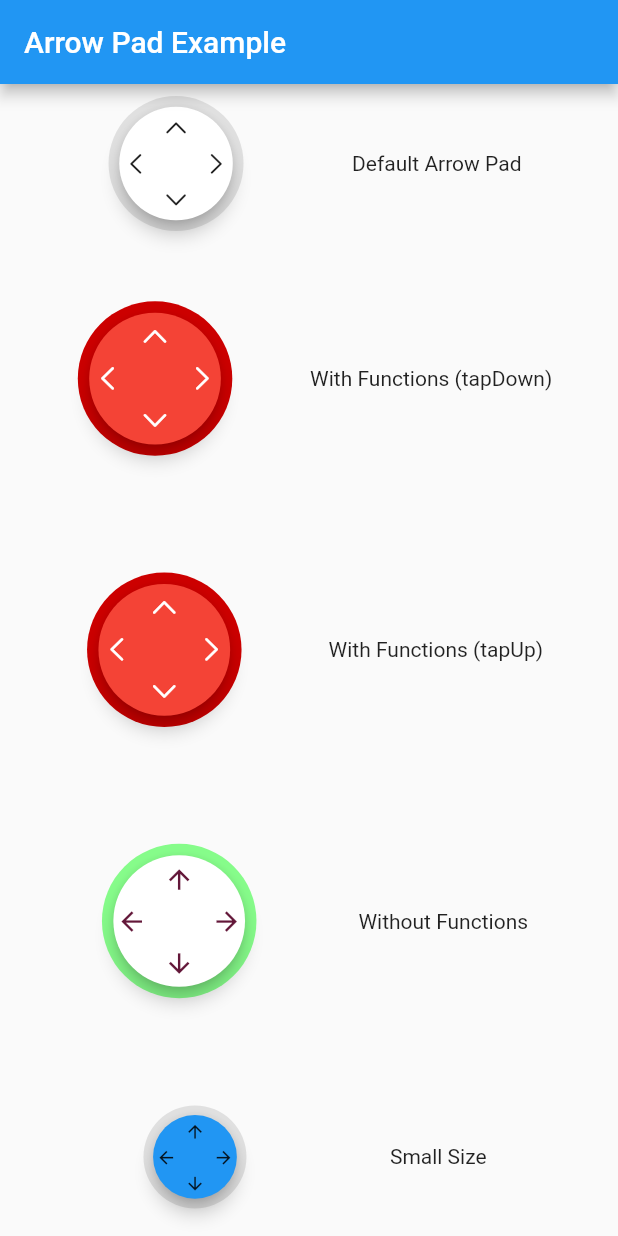
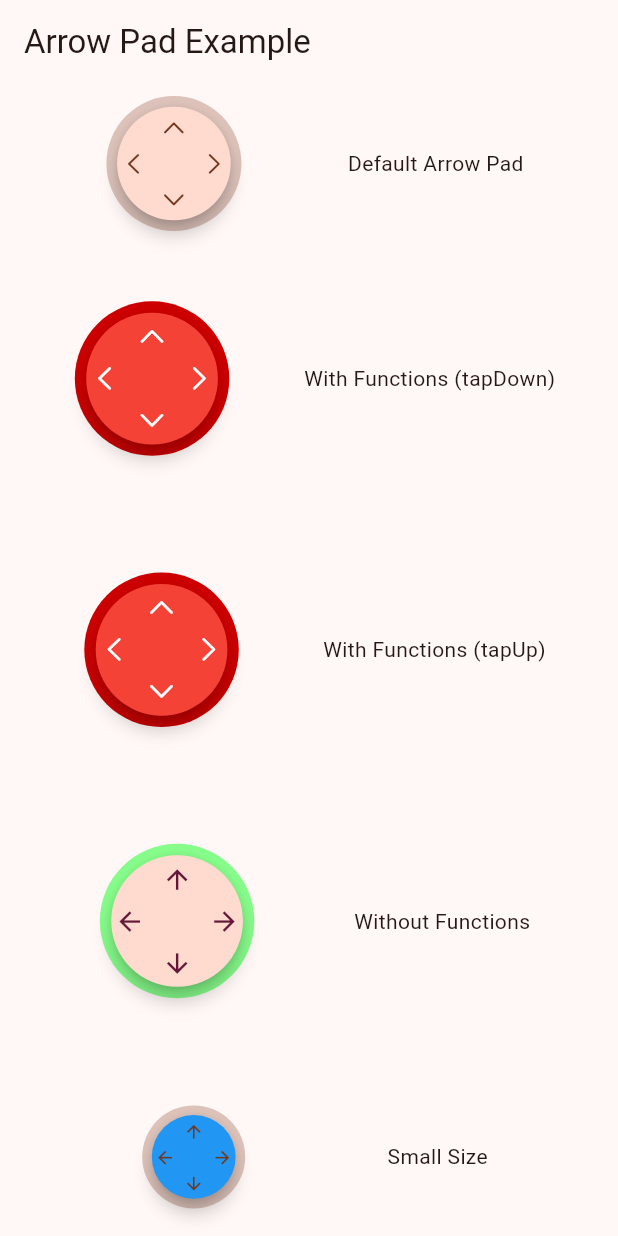
Before and after one commit to immadisairaj/arrow_pad, a Flutter app: the screen it shows after launch, on a phone screen of 412 x 824 dp. Run offline on Flutter 3.47's test engine with Material 2 defaults, Android fonts, the phone set to English and light mode, and no system bars.

Commit message:
upgrade to dart 3 and material color changes
this commit updates the dart version to 3.0. Patterns are used where
needed. Changes default colors to automatically use the color schemes
using Theme.of(context).

```diff
--- a/example/lib/main.dart
+++ b/example/lib/main.dart
@@ -14,7 +14,8 @@ class MyApp extends StatelessWidget {
     return MaterialApp(
       title: 'Arrow Pad Example',
       theme: ThemeData(
-        primarySwatch: Colors.blue,
+        useMaterial3: true,
+        colorSchemeSeed: Colors.brown,
       ),
       home: const ArrowPadExample(),
     );
@@ -25,7 +26,7 @@ class ArrowPadExample extends StatefulWidget {
   const ArrowPadExample({Key? key}) : super(key: key);
 
   @override
-  _ArrowPadExampleState createState() => _ArrowPadExampleState();
+  State<ArrowPadExample> createState() => _ArrowPadExampleState();
 }
 
 class _ArrowPadExampleState extends State<ArrowPadExample> {
@@ -47,9 +48,9 @@ class _ArrowPadExampleState extends State<ArrowPadExample> {
             mainAxisAlignment: MainAxisAlignment.center,
             crossAxisAlignment: CrossAxisAlignment.center,
             children: [
-              Row(
+              const Row(
                 mainAxisAlignment: MainAxisAlignment.spaceEvenly,
-                children: const [
+                children: [
                   ArrowPad(),
                   Text('Default Arrow Pad'),
                 ],
--- a/example/pubspec.yaml
+++ b/example/pubspec.yaml
@@ -18,7 +18,7 @@ publish_to: 'none' # Remove this line if you wish to publish to pub.dev
 version: 1.0.0+1
 
 environment:
-  sdk: ">=2.16.1 <3.0.0"
+  sdk: ">=3.0.0 <4.0.0"
 
 # Dependencies specify other packages that your package needs in order to work.
 # To automatically upgrade your package dependencies to the latest versions
--- a/lib/src/arrow_pad_component.dart
+++ b/lib/src/arrow_pad_component.dart
@@ -56,7 +56,7 @@ class ArrowPad extends StatelessWidget {
     this.onPressedRight,
     this.clickTrigger = ClickTrigger.onTapDown,
     this.arrowPadIconStyle = ArrowPadIconStyle.chevron,
-    this.outerColor = const Color(0xFFE0E0E0),
+    this.outerColor,
     this.innerColor,
     this.iconColor,
     this.splashColor,
@@ -114,7 +114,15 @@ class ArrowPad extends StatelessWidget {
 
   @override
   Widget build(BuildContext context) {
-    List<IconData> icons = ArrowPadIconStyle.getIcons(arrowPadIconStyle);
+    List<IconData> icons = arrowPadIconStyle.getIcons();
+
+    // TODO: document changes regarding colors. Update readme too
+    var lSplashColor = splashColor;
+    if (Theme.of(context).useMaterial3) {
+      // use dynamic color from primary when using material 3
+      lSplashColor =
+          splashColor ?? Theme.of(context).colorScheme.primary.withAlpha(80);
+    }
 
     return Padding(
       padding: padding ?? const EdgeInsets.all(8.0),
@@ -142,7 +150,8 @@ class ArrowPad extends StatelessWidget {
             child: Center(
               child: Container(
                 decoration: BoxDecoration(
-                  color: outerColor,
+                  color: outerColor ??
+                      Theme.of(context).colorScheme.primary.withAlpha(80),
                   shape: BoxShape.circle,
                 ),
                 height: padSize,
@@ -153,13 +162,14 @@ class ArrowPad extends StatelessWidget {
                     child: Material(
                       color: Colors.transparent,
                       child: Card(
-                        color: innerColor,
+                        color: innerColor ??
+                            Theme.of(context).colorScheme.primaryContainer,
                         elevation: 5,
                         shape: RoundedRectangleBorder(
                           borderRadius: BorderRadius.circular(padSize),
                         ),
                         child: InkWell(
-                          splashColor: splashColor,
+                          splashColor: lSplashColor,
                           hoverColor: hoverColor,
                           borderRadius: BorderRadius.circular(padSize - 10),
                           onTap: () {},
@@ -173,42 +183,36 @@ class ArrowPad extends StatelessWidget {
                                   : null,
                           child: Padding(
                             padding: const EdgeInsets.symmetric(vertical: 2),
+                            child: IconTheme(
+                              data: IconThemeData(
+                                size: padSize / 5,
+                                color: iconColor ??
+                                    Theme.of(context)
+                                        .colorScheme
+                                        .onPrimaryContainer,
+                              ),
                               child: Column(
                                 mainAxisSize: MainAxisSize.max,
-                              mainAxisAlignment: MainAxisAlignment.spaceAround,
+                                mainAxisAlignment:
+                                    MainAxisAlignment.spaceAround,
                                 children: [
-                                Icon(
-                                  icons[0],
-                                  size: padSize / 5,
-                                  color: iconColor,
-                                ),
+                                  Icon(icons[0]),
                                   Padding(
-                                  padding:
-                                      const EdgeInsets.symmetric(horizontal: 2),
+                                    padding: const EdgeInsets.symmetric(
+                                        horizontal: 2),
                                     child: Row(
                                       mainAxisSize: MainAxisSize.max,
                                       mainAxisAlignment:
                                           MainAxisAlignment.spaceBetween,
                                       children: [
-                                      Icon(
-                                        icons[1],
-                                        size: padSize / 5,
-                                        color: iconColor,
-                                      ),
-                                      Icon(
-                                        icons[2],
-                                        size: padSize / 5,
-                                        color: iconColor,
-                                      ),
+                                        Icon(icons[1]),
+                                        Icon(icons[2]),
                                       ],
                                     ),
                                   ),
-                                Icon(
-                                  icons[3],
-                                  size: padSize / 5,
-                                  color: iconColor,
+                                  Icon(icons[3]),
+                                ],
                               ),
-                              ],
                             ),
                           ),
                         ),
--- a/lib/src/arrow_pad_icon_style.dart
+++ b/lib/src/arrow_pad_icon_style.dart
@@ -15,31 +15,27 @@ enum ArrowPadIconStyle {
   /// and [Icons.arrow_downward]
   arrow;
 
-  /// returns list of icons based on [iconStyle]
-  /// [iconStyle] can be [ArrowPadIconStyle.chevron] or [ArrowPadIconStyle.arrow]
+  /// returns list of icons based on the current icon style
   ///
   /// position of the icons in the list is:
   /// - 0: up
   /// - 1: left
   /// - 2: right
   /// - 3: down
-  static List<IconData> getIcons(ArrowPadIconStyle iconStyle) {
-    switch (iconStyle) {
-      case ArrowPadIconStyle.arrow:
-        return [
+  List<IconData> getIcons() {
+    return switch (this) {
+      ArrowPadIconStyle.arrow => [
           Icons.arrow_upward,
           Icons.arrow_back,
           Icons.arrow_forward,
           Icons.arrow_downward,
-        ];
-      case ArrowPadIconStyle.chevron:
-      default:
-        return [
+        ],
+      ArrowPadIconStyle.chevron || _ => [
           CupertinoIcons.chevron_up,
           CupertinoIcons.chevron_left,
           CupertinoIcons.chevron_right,
           CupertinoIcons.chevron_down,
-        ];
-    }
+        ],
+    };
   }
 }
--- a/pubspec.yaml
+++ b/pubspec.yaml
@@ -5,7 +5,7 @@ version: 0.1.5
 repository: https://github.com/immadisairaj/arrow_pad
 
 environment:
-  sdk: ">=2.17.0 <3.0.0"
+  sdk: ">=3.0.0 <4.0.0"
 
 dependencies:
   flutter:
```
Also changed, not shown: example/pubspec.lock. Lines whose indentation alone changed are shown as unchanged.
